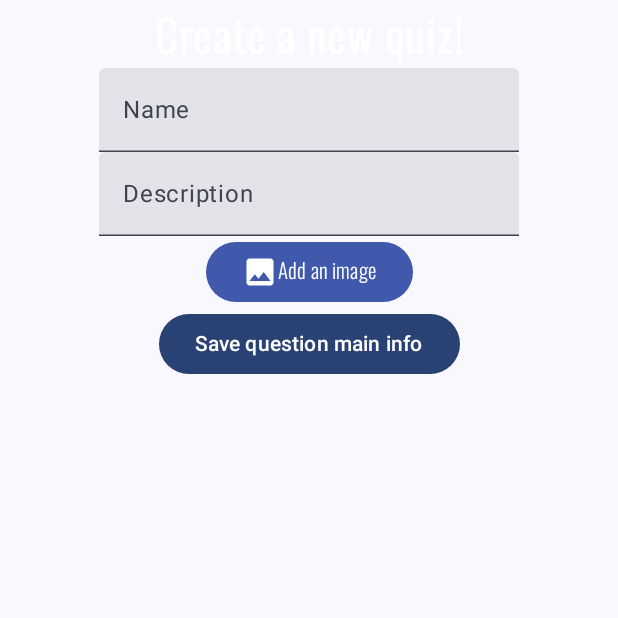
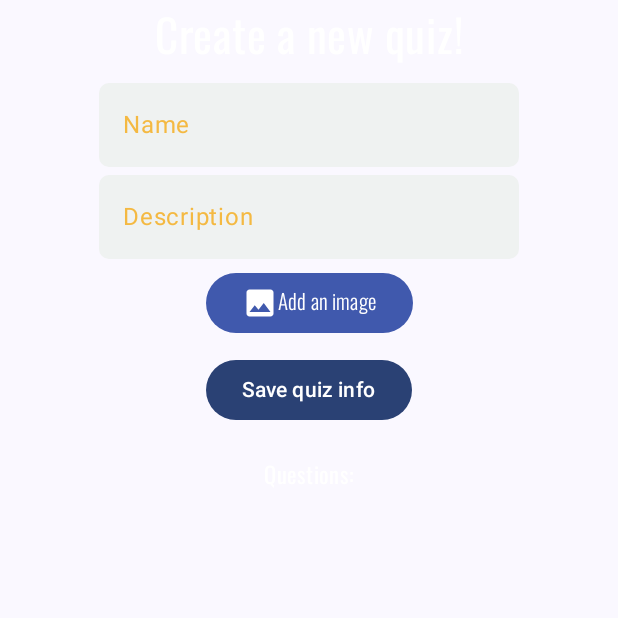
Before and after one commit to alchal17/Quiz, an Android app built with Jetpack Compose: the composable ManageQuizPage called with empty values, on a phone screen of 412 x 824 dp, the top half of it. Run offline under Robolectric (Android 15) with nearby library versions, the phone set to English and light mode, and no system bars.

Commit message:
-UI Improvement -Added dialogue for question deletion

```diff
--- a/app/src/main/java/com/example/quiz/ui/elements/QuizDeletionDialogue.kt
+++ b/app/src/main/java/com/example/quiz/ui/elements/DeletionDialogue.kt
@@ -6,15 +6,15 @@ import androidx.compose.material3.TextButton
 import androidx.compose.runtime.Composable
 
 @Composable
-fun QuizDeletionDialogue(
+fun DeletionDialogue(
     onDismissRequest: () -> Unit,
-    quizName: String,
+    name: String,
     onConfirmClick: () -> Unit
 ) {
     AlertDialog(
         onDismissRequest = onDismissRequest,
         title = { Text("Confirmation") },
-        text = { Text("Are you sure you want to delete $quizName?") },
+        text = { Text("Are you sure you want to delete $name?") },
         confirmButton = {
             TextButton(onClick = {
                 onConfirmClick()
--- a/app/src/main/java/com/example/quiz/ui/pages/ManageQuizPage.kt
+++ b/app/src/main/java/com/example/quiz/ui/pages/ManageQuizPage.kt
@@ -11,8 +11,10 @@ import androidx.compose.foundation.clickable
 import androidx.compose.foundation.layout.Box
 import androidx.compose.foundation.layout.Column
 import androidx.compose.foundation.layout.Row
+import androidx.compose.foundation.layout.Spacer
 import androidx.compose.foundation.layout.fillMaxSize
 import androidx.compose.foundation.layout.fillMaxWidth
+import androidx.compose.foundation.layout.height
 import androidx.compose.foundation.layout.padding
 import androidx.compose.foundation.layout.size
 import androidx.compose.foundation.lazy.LazyColumn
@@ -53,9 +55,11 @@ import com.example.quiz.models.database_representation.QuizQuestion
 import com.example.quiz.models.request_representation.Base64Quiz
 import com.example.quiz.ui.base64ToBitmap
 import com.example.quiz.ui.bitmapToBase64
+import com.example.quiz.ui.elements.DeletionDialogue
 import com.example.quiz.ui.elements.QuestionCard
 import com.example.quiz.ui.routing.QuizRoutes
 import com.example.quiz.ui.theme.MainColor
+import com.example.quiz.ui.theme.mainTextFieldColors
 import com.example.quiz.viewmodels.QuizQuestionViewModel
 import com.example.quiz.viewmodels.QuizViewModel
 import kotlinx.coroutines.launch
@@ -72,11 +76,9 @@ fun ManageQuizPage(
     val quizViewModel = koinViewModel<QuizViewModel>()
     val questionViewModel = koinViewModel<QuizQuestionViewModel>()
 
-
     var initialBase64Quiz: Base64Quiz? by remember { mutableStateOf(null) }
     var questions by remember { mutableStateOf(emptyList<QuizQuestion>()) }
     var topText by remember { mutableStateOf("") }
-
     var newBase64Quiz by remember {
         mutableStateOf(
             //Creating a new empty quiz
@@ -89,9 +91,9 @@ fun ManageQuizPage(
             )
         )
     }
+    var questionToBeDeleted by remember { mutableStateOf<QuizQuestion?>(null) }
 
     val context = LocalContext.current
-
     val imagePickerLauncher =
         rememberLauncherForActivityResult(GetContent()) { uri: Uri? ->
             uri?.let {
@@ -105,9 +107,9 @@ fun ManageQuizPage(
                 }
             }
         }
-
     val coroutineScope = rememberCoroutineScope()
 
+    val textFieldShape = RoundedCornerShape(12)
 
     LaunchedEffect(Unit) {
         if (initialQuizId != null) {
@@ -160,7 +162,11 @@ fun ManageQuizPage(
                     fontSize = 30.sp
                 )
 
+                Spacer(modifier = Modifier.height(10.dp))
+
                 TextField(
+                    colors = mainTextFieldColors(),
+                    shape = textFieldShape,
                     value = if (initialQuizId == null) newBase64Quiz.name else initialBase64Quiz?.name
                         ?: "",
                     onValueChange = { newNameValue ->
@@ -172,7 +178,12 @@ fun ManageQuizPage(
                     },
                     label = { Text("Name") }
                 )
+
+                Spacer(modifier = Modifier.height(5.dp))
+
                 TextField(
+                    colors = mainTextFieldColors(),
+                    shape = textFieldShape,
                     value = if (initialQuizId == null) newBase64Quiz.description
                         ?: "" else initialBase64Quiz?.description
                         ?: "",
@@ -186,6 +197,7 @@ fun ManageQuizPage(
                     },
                     label = { Text("Description") }
                 )
+                Spacer(modifier = Modifier.height(5.dp))
                 if (initialQuizId == null && newBase64Quiz.base64Image == null ||
                     initialQuizId != null && initialBase64Quiz?.base64Image == null
                 ) {
@@ -256,6 +268,7 @@ fun ManageQuizPage(
                     }
 
             }
+            Spacer(modifier = Modifier.height(10.dp))
             Button(onClick = {
                 coroutineScope.launch {
                     if (initialQuizId == null) {
@@ -315,10 +328,21 @@ fun ManageQuizPage(
                     }
                 }
             }) {
-                Text((if (initialQuizId == null) "Save" else "Update") + " question main info")
+                Text((if (initialQuizId == null) "Save" else "Update") + " quiz info")
             }
         }
+        item { Spacer(modifier = Modifier.height(20.dp)) }
+        item {
+            Text(
+                "Questions:",
+                color = Color.White,
+                fontFamily = FontFamily(Font(R.font.oswald_regular)),
+                fontSize = 15.sp
+            )
+        }
+        item { Spacer(modifier = Modifier.height(10.dp)) }
         itemsIndexed(questions) { index, question ->
+            Column(modifier = Modifier.fillMaxWidth(0.9f)) {
                 QuestionCard(
                     question,
                     {
@@ -331,7 +355,9 @@ fun ManageQuizPage(
                             )
                         )
                     },
-                {})
+                    { questionToBeDeleted = question })
+                Spacer(modifier = Modifier.height(5.dp))
+            }
         }
         if (initialQuizId != null || newBase64Quiz.id != null)
             item {
@@ -349,4 +375,30 @@ fun ManageQuizPage(
                 }
             }
     }
+    questionToBeDeleted?.let { question ->
+        DeletionDialogue(
+            onDismissRequest = { questionToBeDeleted = null },
+            name = question.text
+        ) {
+            coroutineScope.launch {
+                when (questionViewModel.deleteQuizQuestion(question.id ?: -1)) {
+                    is ApiResponse.Error -> {
+                        Toast.makeText(context, "Unable to delete", Toast.LENGTH_SHORT).show()
+                        questionToBeDeleted = null
                     }
+
+                    is ApiResponse.Success -> {
+                        when (val response =
+                            questionViewModel.getQuestionsByQuizId(initialQuizId ?: -1)) {
+                            is ApiResponse.Error -> {}
+                            is ApiResponse.Success -> {
+                                questionToBeDeleted = null
+                                questions = response.data
+                            }
+                        }
+                    }
+                }
+            }
+        }
+    }
+}
--- a/app/src/main/java/com/example/quiz/ui/pages/UserQuizzesPage.kt
+++ b/app/src/main/java/com/example/quiz/ui/pages/UserQuizzesPage.kt
@@ -29,8 +29,8 @@ import androidx.compose.ui.unit.dp
 import androidx.navigation.NavController
 import com.example.quiz.api.ApiResponse
 import com.example.quiz.models.database_representation.Quiz
+import com.example.quiz.ui.elements.DeletionDialogue
 import com.example.quiz.ui.elements.QuizCard
-import com.example.quiz.ui.elements.QuizDeletionDialogue
 import com.example.quiz.ui.routing.QuizRoutes
 import com.example.quiz.viewmodels.QuizViewModel
 import kotlinx.coroutines.launch
@@ -101,9 +101,9 @@ fun UserQuizzesPage(userId: Int, navController: NavController) {
             }
         }
         quizToBeDeleted?.let { quiz ->
-            QuizDeletionDialogue(
+            DeletionDialogue(
                 onDismissRequest = { quizToBeDeleted = null },
-                quizName = quiz.name
+                name = quiz.name
             ) {
                 coroutineScope.launch {
                     when (quizViewModel.deleteQuiz(quiz.id ?: -1)) {
--- a/app/src/main/java/com/example/quiz/ui/theme/Color.kt
+++ b/app/src/main/java/com/example/quiz/ui/theme/Color.kt
@@ -28,7 +28,7 @@ fun mainTextFieldColors() = TextFieldDefaults.colors(
     focusedIndicatorColor = Color.Transparent,
     focusedTextColor = Color.Black,
     unfocusedTextColor = Color.Black,
-    focusedLabelColor = SecondaryColor2,
-    unfocusedLabelColor = SecondaryColor2,
+    focusedLabelColor = SecondaryColor4,
+    unfocusedLabelColor = SecondaryColor4,
     cursorColor = Color.Black
 )
```
Also changed, not shown: app/src/main/java/com/example/quiz/ui/pages/Base64QuizQuestionManaging.kt (+0 -13 lines). Lines whose indentation alone changed are shown as unchanged.
